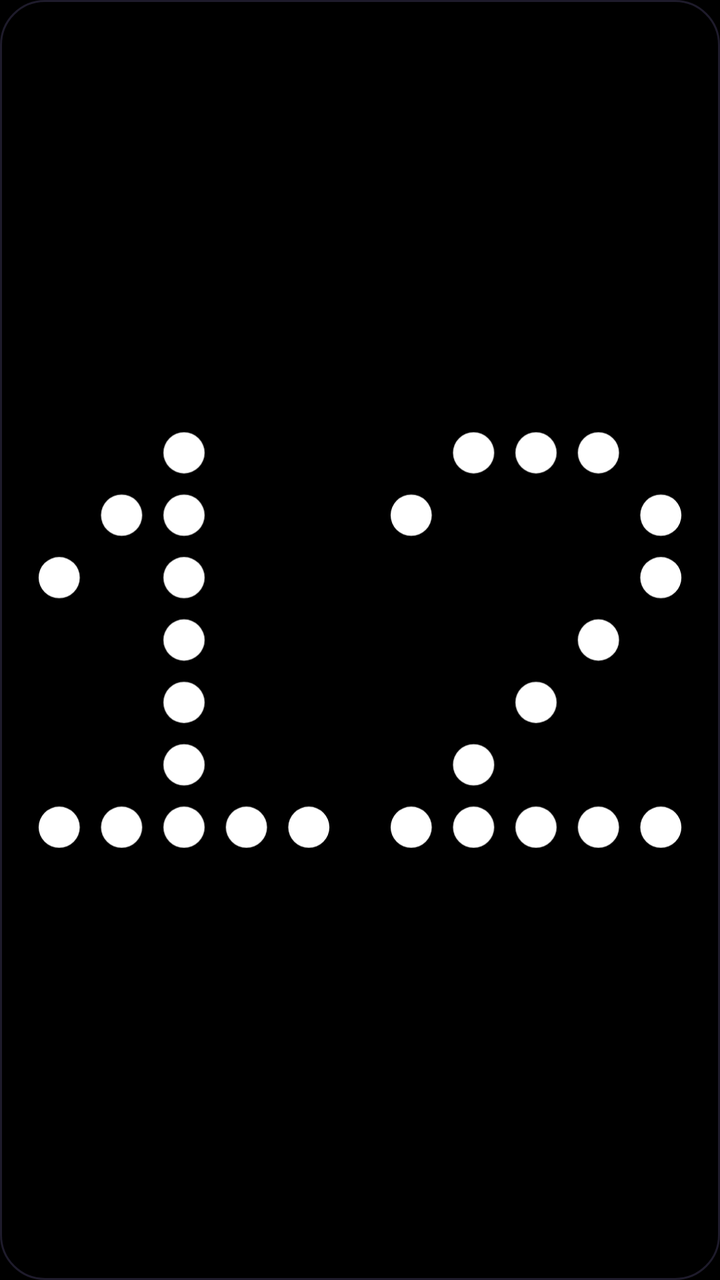
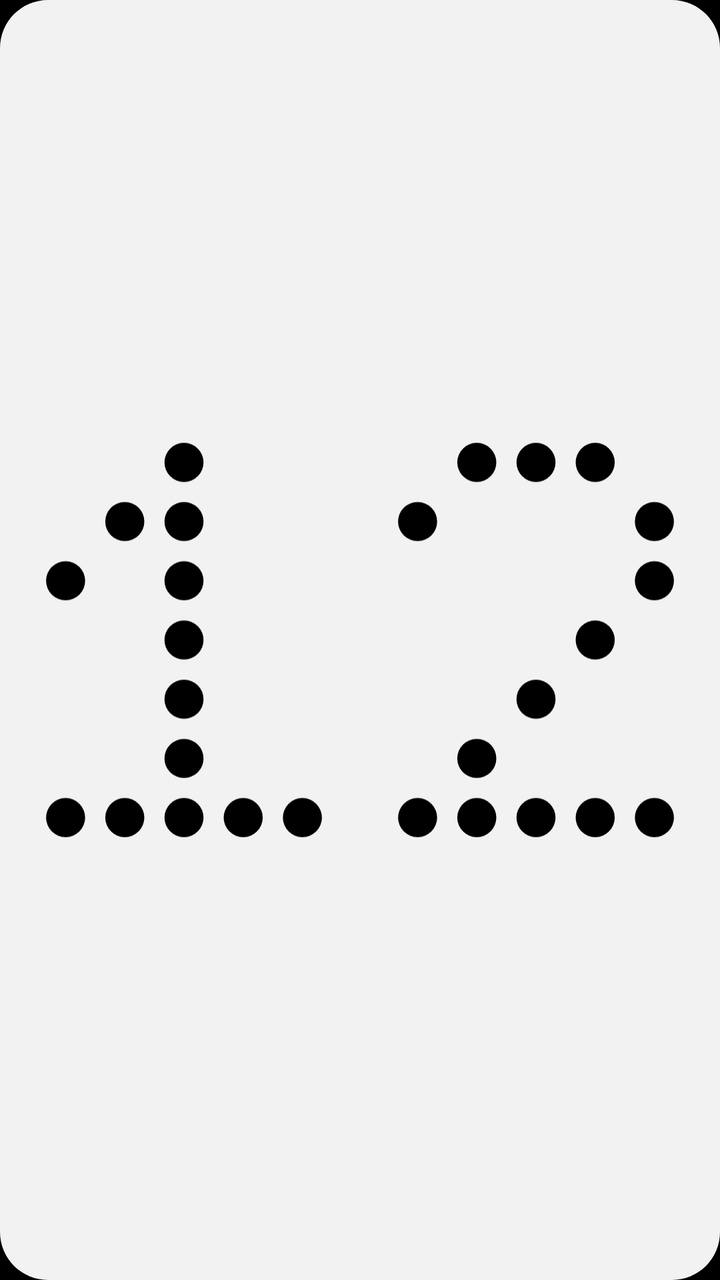

Two renders of the same Android screen: before a commit and after it. Below are the layout's source before the change and the commit's diff.
<!-- AndroidManifest.xml: application theme Theme.Doppler -->
<!-- res/layout/widget_wide.xml -->
<?xml version="1.0" encoding="utf-8"?>
<LinearLayout xmlns:android="http://schemas.android.com/apk/res/android"
    android:id="@+id/root"
    android:layout_width="match_parent"
    android:layout_height="match_parent"
    android:orientation="horizontal"
    android:padding="4dp"
    android:background="@drawable/widget_bg">
    <FrameLayout
        android:id="@+id/slot1"
        android:layout_width="0dp"
        android:layout_height="match_parent"
        android:layout_weight="1"
        android:background="@drawable/widget_press"
        android:contentDescription="Play playlist 1">
        <ImageView
            android:id="@+id/ring1"
            android:layout_width="match_parent"
            android:layout_height="match_parent"
            android:scaleType="fitCenter"
            android:src="@drawable/ring_1"
            android:visibility="invisible"
            android:importantForAccessibility="no" />
        <ImageView
            android:id="@+id/glyph1"
            android:layout_width="match_parent"
            android:layout_height="match_parent"
            android:layout_margin="10dp"
            android:scaleType="fitCenter"
            android:src="@drawable/glyph_1"
            android:importantForAccessibility="no" />
    </FrameLayout>
    <FrameLayout
        android:id="@+id/slot2"
        android:layout_width="0dp"
        android:layout_height="match_parent"
        android:layout_weight="1"
        android:background="@drawable/widget_press"
        android:contentDescription="Play playlist 2">
        <ImageView
            android:id="@+id/ring2"
            android:layout_width="match_parent"
            android:layout_height="match_parent"
            android:scaleType="fitCenter"
            android:src="@drawable/ring_2"
            android:visibility="invisible"
            android:importantForAccessibility="no" />
        <ImageView
            android:id="@+id/glyph2"
            android:layout_width="match_parent"
            android:layout_height="match_parent"
            android:layout_margin="10dp"
            android:scaleType="fitCenter"
            android:src="@drawable/glyph_2"
            android:importantForAccessibility="no" />
    </FrameLayout>
</LinearLayout>
<!-- resources referenced by this layout -->
<resources>
  <!-- drawable glyph_1 (drawable) -->
  <?xml version="1.0" encoding="utf-8"?>
  <vector xmlns:android="http://schemas.android.com/apk/res/android"
      android:width="25.0dp" android:height="35.0dp"
      android:viewportWidth="50" android:viewportHeight="70">
      <path android:fillColor="#FFFFFFFF" android:pathData="M21.70,5.00a3.30,3.30 0 1,0 6.60,0a3.30,3.30 0 1,0 -6.60,0M11.70,15.00a3.30,3.30 0 1,0 6.60,0a3.30,3.30 0 1,0 -6.60,0M21.70,15.00a3.30,3.30 0 1,0 6.60,0a3.30,3.30 0 1,0 -6.60,0M1.70,25.00a3.30,3.30 0 1,0 6.60,0a3.30,3.30 0 1,0 -6.60,0M21.70,25.00a3.30,3.30 0 1,0 6.60,0a3.30,3.30 0 1,0 -6.60,0M21.70,35.00a3.30,3.30 0 1,0 6.60,0a3.30,3.30 0 1,0 -6.60,0M21.70,45.00a3.30,3.30 0 1,0 6.60,0a3.30,3.30 0 1,0 -6.60,0M21.70,55.00a3.30,3.30 0 1,0 6.60,0a3.30,3.30 0 1,0 -6.60,0M1.70,65.00a3.30,3.30 0 1,0 6.60,0a3.30,3.30 0 1,0 -6.60,0M11.70,65.00a3.30,3.30 0 1,0 6.60,0a3.30,3.30 0 1,0 -6.60,0M21.70,65.00a3.30,3.30 0 1,0 6.60,0a3.30,3.30 0 1,0 -6.60,0M31.70,65.00a3.30,3.30 0 1,0 6.60,0a3.30,3.30 0 1,0 -6.60,0M41.70,65.00a3.30,3.30 0 1,0 6.60,0a3.30,3.30 0 1,0 -6.60,0" />
  </vector>
  <!-- drawable ring_1 (drawable) -->
  <?xml version="1.0" encoding="utf-8"?>
  <vector xmlns:android="http://schemas.android.com/apk/res/android"
      android:width="100dp" android:height="100dp" android:viewportWidth="100" android:viewportHeight="100">
      <path android:strokeColor="#8CFF5A3C" android:strokeWidth="1.4" android:pathData="M40.0,50a10,10 0 1,0 20,0a10,10 0 1,0 -20,0" />
      <path android:strokeColor="#70FF5A3C" android:strokeWidth="1.4" android:pathData="M29.8,50a17,17 0 1,0 34,0a17,17 0 1,0 -34,0" />
      <path android:strokeColor="#54FF5A3C" android:strokeWidth="1.4" android:pathData="M19.6,50a24,24 0 1,0 48,0a24,24 0 1,0 -48,0" />
      <path android:strokeColor="#38FF5A3C" android:strokeWidth="1.4" android:pathData="M9.4,50a31,31 0 1,0 62,0a31,31 0 1,0 -62,0" />
  </vector>
  <!-- drawable ring_2 (drawable) -->
  <?xml version="1.0" encoding="utf-8"?>
  <vector xmlns:android="http://schemas.android.com/apk/res/android"
      android:width="100dp" android:height="100dp" android:viewportWidth="100" android:viewportHeight="100">
      <path android:strokeColor="#8C5B8CFF" android:strokeWidth="1.4" android:pathData="M40.0,50a10,10 0 1,0 20,0a10,10 0 1,0 -20,0" />
      <path android:strokeColor="#705B8CFF" android:strokeWidth="1.4" android:pathData="M36.2,50a17,17 0 1,0 34,0a17,17 0 1,0 -34,0" />
      <path android:strokeColor="#545B8CFF" android:strokeWidth="1.4" android:pathData="M32.4,50a24,24 0 1,0 48,0a24,24 0 1,0 -48,0" />
      <path android:strokeColor="#385B8CFF" android:strokeWidth="1.4" android:pathData="M28.6,50a31,31 0 1,0 62,0a31,31 0 1,0 -62,0" />
  </vector>
  <!-- drawable widget_bg (drawable) -->
  <?xml version="1.0" encoding="utf-8"?>
  <shape xmlns:android="http://schemas.android.com/apk/res/android" android:shape="rectangle">
      <solid android:color="#FF000000" />
      <corners android:radius="22dp" />
      <stroke android:width="1dp" android:color="#FF1E1B2B" />
  </shape>
  <!-- drawable widget_press (drawable) -->
  <?xml version="1.0" encoding="utf-8"?>
  <selector xmlns:android="http://schemas.android.com/apk/res/android">
      <item android:state_pressed="true"><shape android:shape="rectangle"><solid android:color="#22B9B4D6" /><corners android:radius="18dp" /></shape></item>
      <item><shape android:shape="rectangle"><solid android:color="#00000000" /></shape></item>
  </selector>
  <style name="Theme.Doppler" parent="android:Theme.Material.NoActionBar">
          <item name="android:windowBackground">@android:color/black</item>
          <item name="android:statusBarColor">@android:color/transparent</item>
          <item name="android:navigationBarColor">@android:color/transparent</item>
          <item name="android:windowLightStatusBar">false</item>
      </style>
  <!-- unchanged entries left out for length: 1 -->
</resources>

<!-- the commit's change to res/layout/widget_wide.xml (unified diff, before → after) -->
@@ -1,57 +1,53 @@
 <?xml version="1.0" encoding="utf-8"?>
-<LinearLayout xmlns:android="http://schemas.android.com/apk/res/android"
-    android:id="@+id/root"
+<FrameLayout xmlns:android="http://schemas.android.com/apk/res/android"
+    android:id="@android:id/background"
     android:layout_width="match_parent"
     android:layout_height="match_parent"
-    android:orientation="horizontal"
-    android:padding="4dp"
     android:background="@drawable/widget_bg">
-    <FrameLayout
-        android:id="@+id/slot1"
-        android:layout_width="0dp"
-        android:layout_height="match_parent"
-        android:layout_weight="1"
-        android:background="@drawable/widget_press"
-        android:contentDescription="Play playlist 1">
-        <ImageView
-            android:id="@+id/ring1"
-            android:layout_width="match_parent"
-            android:layout_height="match_parent"
-            android:scaleType="fitCenter"
-            android:src="@drawable/ring_1"
-            android:visibility="invisible"
+    <LinearLayout android:id="@+id/idle" android:layout_width="match_parent" android:layout_height="match_parent"
+        android:orientation="horizontal" android:padding="4dp">
+        <FrameLayout android:id="@+id/slot1" android:layout_width="0dp" android:layout_height="match_parent" android:layout_weight="1"
+            android:background="@drawable/widget_press" android:contentDescription="Play 1">
+            <ImageView android:id="@+id/glyph1" android:layout_width="match_parent" android:layout_height="match_parent" android:layout_margin="14dp"
+            android:scaleType="fitCenter" android:src="@drawable/glyph_1" android:tint="@color/widget_fg"
             android:importantForAccessibility="no" />
-        <ImageView
-            android:id="@+id/glyph1"
-            android:layout_width="match_parent"
-            android:layout_height="match_parent"
-            android:layout_margin="10dp"
-            android:scaleType="fitCenter"
-            android:src="@drawable/glyph_1"
+        </FrameLayout>
+        <FrameLayout android:id="@+id/slot2" android:layout_width="0dp" android:layout_height="match_parent" android:layout_weight="1"
+            android:background="@drawable/widget_press" android:contentDescription="Play 2">
+            <ImageView android:id="@+id/glyph2" android:layout_width="match_parent" android:layout_height="match_parent" android:layout_margin="14dp"
+            android:scaleType="fitCenter" android:src="@drawable/glyph_2" android:tint="@color/widget_fg"
             android:importantForAccessibility="no" />
+        </FrameLayout>
+    </LinearLayout>
+    <FrameLayout android:id="@+id/live" android:layout_width="match_parent" android:layout_height="match_parent" android:visibility="gone">
+        <LinearLayout android:layout_width="match_parent" android:layout_height="match_parent" android:orientation="horizontal"
+            android:gravity="center_vertical" android:padding="10dp">
+            <ImageView android:id="@+id/cover" android:layout_width="60dp" android:layout_height="60dp"
+                android:scaleType="centerCrop" android:src="@drawable/widget_cover" android:importantForAccessibility="no" />
+            <LinearLayout android:layout_width="0dp" android:layout_height="wrap_content" android:layout_weight="1"
+                android:layout_marginStart="10dp" android:orientation="vertical">
+                <TextView android:id="@+id/title" android:layout_width="match_parent" android:layout_height="wrap_content"
+                    android:textSize="13sp" android:textColor="@color/widget_fg" android:fontFamily="@font/space_grotesk"
+                    android:maxLines="2" android:ellipsize="end" android:lineSpacingMultiplier="0.95" />
+                <TextView android:id="@+id/artist" android:layout_width="match_parent" android:layout_height="wrap_content"
+                    android:layout_marginTop="2dp" android:layout_marginEnd="20dp"
+                    android:textSize="11sp" android:textColor="@color/widget_dim" android:fontFamily="@font/space_grotesk"
+                    android:maxLines="1" android:ellipsize="end" />
+            </LinearLayout>
+        </LinearLayout>
+        <LinearLayout android:layout_width="match_parent" android:layout_height="match_parent" android:orientation="horizontal">
+            <FrameLayout android:id="@+id/prev" android:layout_width="0dp" android:layout_height="match_parent" android:layout_weight="1"
+                android:background="@drawable/widget_press" android:contentDescription="Back" />
+            <FrameLayout android:id="@+id/pause" android:layout_width="0dp" android:layout_height="match_parent" android:layout_weight="2"
+                android:background="@drawable/widget_press" android:contentDescription="Pause" />
+            <FrameLayout android:id="@+id/next" android:layout_width="0dp" android:layout_height="match_parent" android:layout_weight="1"
+                android:background="@drawable/widget_press" android:contentDescription="Skip" />
+        </LinearLayout>
+        <FrameLayout android:id="@+id/open" android:layout_width="40dp" android:layout_height="40dp" android:layout_gravity="bottom|end"
+            android:background="@drawable/widget_press" android:contentDescription="Open playlist">
+            <ImageView android:id="@+id/lit" android:layout_width="9dp" android:layout_height="13dp" android:layout_gravity="center"
+                android:scaleType="fitCenter" android:src="@drawable/glyph_1" android:tint="@color/nothing_red"
+                android:importantForAccessibility="no" />
+        </FrameLayout>
     </FrameLayout>
-    <FrameLayout
-        android:id="@+id/slot2"
-        android:layout_width="0dp"
-        android:layout_height="match_parent"
-        android:layout_weight="1"
-        android:background="@drawable/widget_press"
-        android:contentDescription="Play playlist 2">
-        <ImageView
-            android:id="@+id/ring2"
-            android:layout_width="match_parent"
-            android:layout_height="match_parent"
-            android:scaleType="fitCenter"
-            android:src="@drawable/ring_2"
-            android:visibility="invisible"
-            android:importantForAccessibility="no" />
-        <ImageView
-            android:id="@+id/glyph2"
-            android:layout_width="match_parent"
-            android:layout_height="match_parent"
-            android:layout_margin="10dp"
-            android:scaleType="fitCenter"
-            android:src="@drawable/glyph_2"
-            android:importantForAccessibility="no" />
-    </FrameLayout>
-</LinearLayout>
+</FrameLayout>
<!-- resource entries referenced after the edit -->
@@ -1,5 +1,8 @@
 <!-- resources referenced by this layout -->
 <resources>
+  <color name="nothing_red">#FFD71921</color>
+  <color name="widget_dim">#8C000000</color>
+  <color name="widget_fg">#FF000000</color>
   <!-- drawable glyph_1 (drawable) -->
   <?xml version="1.0" encoding="utf-8"?>
   <vector xmlns:android="http://schemas.android.com/apk/res/android"
@@ -7,35 +10,22 @@
       android:viewportWidth="50" android:viewportHeight="70">
       <path android:fillColor="#FFFFFFFF" android:pathData="M21.70,5.00a3.30,3.30 0 1,0 6.60,0a3.30,3.30 0 1,0 -6.60,0M11.70,15.00a3.30,3.30 0 1,0 6.60,0a3.30,3.30 0 1,0 -6.60,0M21.70,15.00a3.30,3.30 0 1,0 6.60,0a3.30,3.30 0 1,0 -6.60,0M1.70,25.00a3.30,3.30 0 1,0 6.60,0a3.30,3.30 0 1,0 -6.60,0M21.70,25.00a3.30,3.30 0 1,0 6.60,0a3.30,3.30 0 1,0 -6.60,0M21.70,35.00a3.30,3.30 0 1,0 6.60,0a3.30,3.30 0 1,0 -6.60,0M21.70,45.00a3.30,3.30 0 1,0 6.60,0a3.30,3.30 0 1,0 -6.60,0M21.70,55.00a3.30,3.30 0 1,0 6.60,0a3.30,3.30 0 1,0 -6.60,0M1.70,65.00a3.30,3.30 0 1,0 6.60,0a3.30,3.30 0 1,0 -6.60,0M11.70,65.00a3.30,3.30 0 1,0 6.60,0a3.30,3.30 0 1,0 -6.60,0M21.70,65.00a3.30,3.30 0 1,0 6.60,0a3.30,3.30 0 1,0 -6.60,0M31.70,65.00a3.30,3.30 0 1,0 6.60,0a3.30,3.30 0 1,0 -6.60,0M41.70,65.00a3.30,3.30 0 1,0 6.60,0a3.30,3.30 0 1,0 -6.60,0" />
   </vector>
-  <!-- drawable ring_1 (drawable) -->
-  <?xml version="1.0" encoding="utf-8"?>
-  <vector xmlns:android="http://schemas.android.com/apk/res/android"
-      android:width="100dp" android:height="100dp" android:viewportWidth="100" android:viewportHeight="100">
-      <path android:strokeColor="#8CFF5A3C" android:strokeWidth="1.4" android:pathData="M40.0,50a10,10 0 1,0 20,0a10,10 0 1,0 -20,0" />
-      <path android:strokeColor="#70FF5A3C" android:strokeWidth="1.4" android:pathData="M29.8,50a17,17 0 1,0 34,0a17,17 0 1,0 -34,0" />
-      <path android:strokeColor="#54FF5A3C" android:strokeWidth="1.4" android:pathData="M19.6,50a24,24 0 1,0 48,0a24,24 0 1,0 -48,0" />
-      <path android:strokeColor="#38FF5A3C" android:strokeWidth="1.4" android:pathData="M9.4,50a31,31 0 1,0 62,0a31,31 0 1,0 -62,0" />
-  </vector>
-  <!-- drawable ring_2 (drawable) -->
-  <?xml version="1.0" encoding="utf-8"?>
-  <vector xmlns:android="http://schemas.android.com/apk/res/android"
-      android:width="100dp" android:height="100dp" android:viewportWidth="100" android:viewportHeight="100">
-      <path android:strokeColor="#8C5B8CFF" android:strokeWidth="1.4" android:pathData="M40.0,50a10,10 0 1,0 20,0a10,10 0 1,0 -20,0" />
-      <path android:strokeColor="#705B8CFF" android:strokeWidth="1.4" android:pathData="M36.2,50a17,17 0 1,0 34,0a17,17 0 1,0 -34,0" />
-      <path android:strokeColor="#545B8CFF" android:strokeWidth="1.4" android:pathData="M32.4,50a24,24 0 1,0 48,0a24,24 0 1,0 -48,0" />
-      <path android:strokeColor="#385B8CFF" android:strokeWidth="1.4" android:pathData="M28.6,50a31,31 0 1,0 62,0a31,31 0 1,0 -62,0" />
-  </vector>
   <!-- drawable widget_bg (drawable) -->
   <?xml version="1.0" encoding="utf-8"?>
   <shape xmlns:android="http://schemas.android.com/apk/res/android" android:shape="rectangle">
-      <solid android:color="#FF000000" />
-      <corners android:radius="22dp" />
-      <stroke android:width="1dp" android:color="#FF1E1B2B" />
+      <solid android:color="@color/widget_bg" />
+      <corners android:radius="24dp" />
+  </shape>
+  <!-- drawable widget_cover (drawable) -->
+  <?xml version="1.0" encoding="utf-8"?>
+  <shape xmlns:android="http://schemas.android.com/apk/res/android" android:shape="rectangle">
+      <solid android:color="@color/widget_well" />
+      <corners android:radius="14dp" />
   </shape>
   <!-- drawable widget_press (drawable) -->
   <?xml version="1.0" encoding="utf-8"?>
   <selector xmlns:android="http://schemas.android.com/apk/res/android">
-      <item android:state_pressed="true"><shape android:shape="rectangle"><solid android:color="#22B9B4D6" /><corners android:radius="18dp" /></shape></item>
+      <item android:state_pressed="true"><shape android:shape="rectangle"><solid android:color="@color/widget_press" /><corners android:radius="20dp" /></shape></item>
       <item><shape android:shape="rectangle"><solid android:color="#00000000" /></shape></item>
   </selector>
   <style name="Theme.Doppler" parent="android:Theme.Material.NoActionBar">
@@ -44,6 +34,9 @@
           <item name="android:navigationBarColor">@android:color/transparent</item>
           <item name="android:windowLightStatusBar">false</item>
       </style>
+  <color name="widget_bg">#FFF2F2F2</color>
+  <color name="widget_well">#FFE3E3E3</color>
+  <color name="widget_press">#14000000</color>
   <!-- unchanged entries left out for length: 1 -->
 </resources>
 
